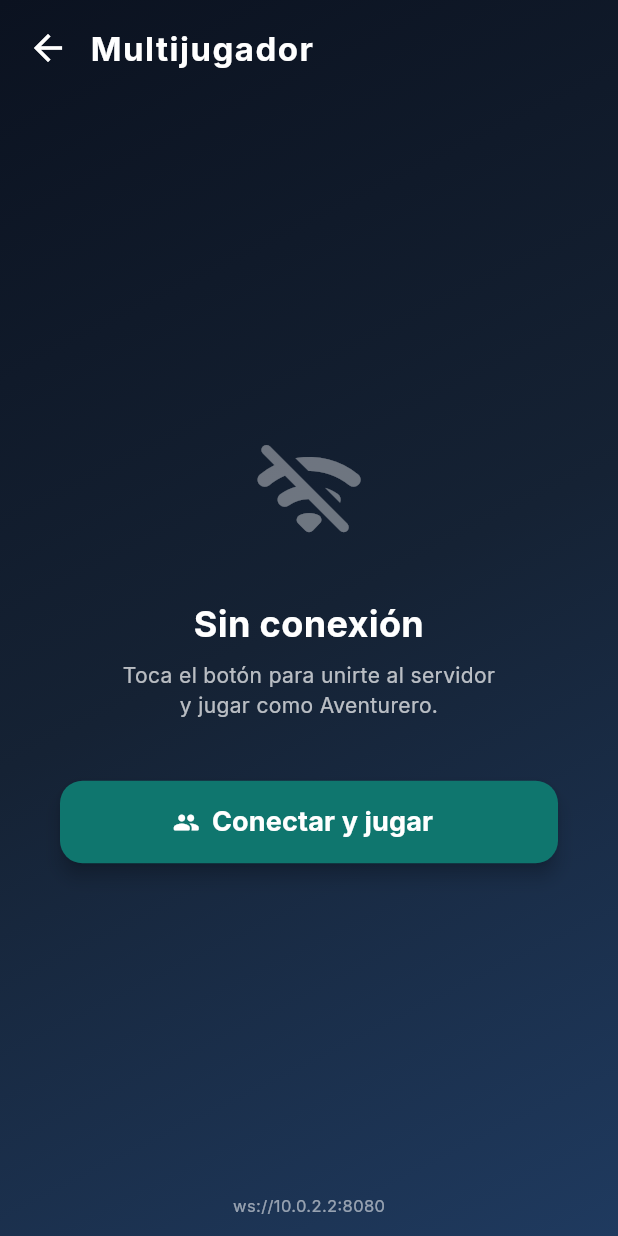
After one commit to gabrielhuav/PolitecnicoOpenWorldFlutter, a Flutter app: the MultiplayerScreen screen opened directly, on a phone screen of 412 x 824 dp. The commit adds this screen. Run offline on Flutter 3.47's test engine with Material 3 defaults, Android fonts, the phone set to English and light mode, and no system bars; our stand-ins replace dio, drift, equatable, flutter_map, flutter_riverpod, geolocator and 5 more; accounts and stored records are empty; generated files the repository leaves out were written again.

Commit message:
Implement multiplayer websocket and UI
Refactor and extend multiplayer support:

- Rework state notifier: replace simple Map state with MultiplayerState (status, players, localPlayerId) and RemotePlayer model. Add connection lifecycle (connect, disconnect), message handling (join/move/leave/players/pong), periodic ping, error handling and logging.
- Add global multiplayerProvider as StateNotifierProvider<MultiplayerNotifier, MultiplayerState>.
- Introduce kMultiplayerServerUrl constant and UUID-based local player id.
- Update multiplayer_layer to read RemotePlayer data, render richer markers with name label and styled avatar, and optimize rebuilds using provider.select.
- Add new MultiplayerScreen UI allowing users to connect/disconnect, show connection status, errors and player counts, and navigate into the map when connected.

These changes enable a full websocket-backed multiplayer flow and corresponding UI components.

```diff
--- /dev/null
+++ b/politecnicoopenworldflutter/lib/features/map_exterior/ui/components/multiplayer_screen.dart
@@ -0,0 +1,329 @@
+import 'package:flutter/material.dart';
+import 'package:flutter_riverpod/flutter_riverpod.dart';
+
+import '../../../../ui/theme/theme_extensions.dart';
+import '../../../main_menu/state/character_provider.dart';
+import '../../../main_menu/ui/components/menu_button.dart';
+import '../../../map_exterior/ui/loading_screen.dart';
+import '../../state/multiplayer_notifier.dart';
+
+/// Pantalla de multijugador: conecta al servidor WebSocket y entra al mapa.
+/// Lo más simple posible: sin salas, sin listas, solo conectar y jugar.
+class MultiplayerScreen extends ConsumerStatefulWidget {
+  const MultiplayerScreen({super.key});
+
+  @override
+  ConsumerState<MultiplayerScreen> createState() => _MultiplayerScreenState();
+}
+
+class _MultiplayerScreenState extends ConsumerState<MultiplayerScreen> {
+  bool _navigating = false;
+
+  Future<void> _connect() async {
+    if (_navigating) return;
+
+    final character = ref.read(selectedCharacterProvider);
+    final notifier = ref.read(multiplayerProvider.notifier);
+
+    await notifier.connect(playerName: character.name);
+
+    if (!mounted) return;
+
+    final status = ref.read(multiplayerProvider).status;
+    if (status == MultiplayerStatus.error) return; // El widget ya muestra el error
+
+    setState(() => _navigating = true);
+
+    // Entramos al mapa igual que en "Empezar Aventura"
+    Navigator.pushReplacement(
+      context,
+      MaterialPageRoute(
+        builder: (_) => const LoadingScreen(isResuming: false),
+      ),
+    );
+  }
+
+  void _disconnect() {
+    ref.read(multiplayerProvider.notifier).disconnect();
+  }
+
+  @override
+  Widget build(BuildContext context) {
+    final theme = ref.appTheme;
+    final mpState = ref.watch(multiplayerProvider);
+    final character = ref.watch(selectedCharacterProvider);
+
+    final isConnecting = mpState.status == MultiplayerStatus.connecting;
+    final isConnected = mpState.isConnected;
+    final hasError = mpState.status == MultiplayerStatus.error;
+
+    return Scaffold(
+      body: Container(
+        decoration: BoxDecoration(
+          gradient: LinearGradient(
+            begin: Alignment.topLeft,
+            end: Alignment.bottomRight,
+            colors: theme.backgroundGradient,
+          ),
+        ),
+        child: SafeArea(
+          child: Column(
+            children: [
+              // ── Barra superior ──────────────────────────────────────
+              Padding(
+                padding: const EdgeInsets.fromLTRB(8, 8, 16, 8),
+                child: Row(
+                  children: [
+                    IconButton(
+                      icon: Icon(Icons.arrow_back,
+                          color: theme.textPrimary, size: 28),
+                      onPressed: () {
+                        _disconnect();
+                        Navigator.pop(context);
+                      },
+                    ),
+                    const SizedBox(width: 4),
+                    Text(
+                      'Multijugador',
+                      style: TextStyle(
+                        color: theme.textPrimary,
+                        fontSize: 22,
+                        fontWeight: FontWeight.bold,
+                        letterSpacing: 1.0,
+                      ),
+                    ),
+                  ],
+                ),
+              ),
+
+              // ── Contenido principal ─────────────────────────────────
+              Expanded(
+                child: Center(
+                  child: SingleChildScrollView(
+                    padding: const EdgeInsets.symmetric(
+                        horizontal: 40, vertical: 20),
+                    child: Column(
+                      mainAxisSize: MainAxisSize.min,
+                      children: [
+                        // Icono animado de estado
+                        _StatusIcon(status: mpState.status),
+                        const SizedBox(height: 24),
+
+                        // Título de estado
+                        Text(
+                          _statusTitle(mpState.status),
+                          style: TextStyle(
+                            color: theme.textPrimary,
+                            fontSize: 24,
+                            fontWeight: FontWeight.bold,
+                          ),
+                          textAlign: TextAlign.center,
+                        ),
+                        const SizedBox(height: 8),
+
+                        // Subtítulo
+                        Text(
+                          _statusSubtitle(mpState.status, character.name),
+                          style: TextStyle(
+                            color: theme.textSecondary,
+                            fontSize: 14,
+                          ),
+                          textAlign: TextAlign.center,
+                        ),
+
+                        // Error
+                        if (hasError && mpState.errorMessage != null) ...[
+                          const SizedBox(height: 12),
+                          Container(
+                            padding: const EdgeInsets.all(12),
+                            decoration: BoxDecoration(
+                              color: Colors.redAccent.withValues(alpha: 0.15),
+                              borderRadius: BorderRadius.circular(10),
+                              border: Border.all(
+                                  color: Colors.redAccent.withValues(
+                                      alpha: 0.4)),
+                            ),
+                            child: Text(
+                              mpState.errorMessage!,
+                              style: const TextStyle(
+                                color: Colors.redAccent,
+                                fontSize: 12,
+                              ),
+                              textAlign: TextAlign.center,
+                            ),
+                          ),
+                        ],
+
+                        // Jugadores conectados
+                        if (isConnected && mpState.players.isNotEmpty) ...[
+                          const SizedBox(height: 20),
+                          _PlayersChip(count: mpState.players.length),
+                        ],
+
+                        const SizedBox(height: 40),
+
+                        // Botón principal
+                        if (!isConnected && !isConnecting)
+                          MenuButton(
+                            title: hasError
+                                ? 'Reintentar conexión'
+                                : 'Conectar y jugar',
+                            icon: Icons.people_rounded,
+                            isLoading: false,
+                            onPressed: _navigating ? null : _connect,
+                          ),
+
+                        if (isConnecting)
+                          MenuButton(
+                            title: 'Conectando...',
+                            icon: Icons.sync,
+                            isLoading: true,
+                            onPressed: null,
+                          ),
+
+                        if (isConnected) ...[
+                          MenuButton(
+                            title: 'Entrar al mapa',
+                            icon: Icons.play_arrow_rounded,
+                            isLoading: _navigating,
+                            onPressed: _navigating ? null : _connect,
+                          ),
+                          const SizedBox(height: 15),
+                          MenuButton(
+                            title: 'Desconectar',
+                            icon: Icons.logout,
+                            isSecondary: true,
+                            onPressed: _disconnect,
+                          ),
+                        ],
+                      ],
+                    ),
+                  ),
+                ),
+              ),
+
+              // ── Pie con URL del servidor ───────────────────────────
+              Padding(
+                padding: const EdgeInsets.only(bottom: 12),
+                child: Text(
+                  kMultiplayerServerUrl,
+                  style: TextStyle(
+                    color: theme.textTertiary,
+                    fontSize: 11,
+                  ),
+                ),
+              ),
+            ],
+          ),
+        ),
+      ),
+    );
+  }
+
+  String _statusTitle(MultiplayerStatus s) => switch (s) {
+        MultiplayerStatus.disconnected => 'Sin conexión',
+        MultiplayerStatus.connecting => 'Conectando...',
+        MultiplayerStatus.connected => '¡Conectado!',
+        MultiplayerStatus.error => 'Error de conexión',
+      };
+
+  String _statusSubtitle(MultiplayerStatus s, String name) => switch (s) {
+        MultiplayerStatus.disconnected =>
+          'Toca el botón para unirte al servidor\ny jugar como $name.',
+        MultiplayerStatus.connecting =>
+          'Estableciendo conexión con el servidor...',
+        MultiplayerStatus.connected =>
+          'Listo para explorar con otros jugadores.',
+        MultiplayerStatus.error =>
+          'No se pudo alcanzar el servidor.\nVerifica tu conexión.',
+      };
+}
+
+// ── Widgets auxiliares ──────────────────────────────────────────────
+
+class _StatusIcon extends StatefulWidget {
+  final MultiplayerStatus status;
+  const _StatusIcon({required this.status});
+
+  @override
+  State<_StatusIcon> createState() => _StatusIconState();
+}
+
+class _StatusIconState extends State<_StatusIcon>
+    with SingleTickerProviderStateMixin {
+  late final AnimationController _ctrl;
+  late final Animation<double> _scale;
+
+  @override
+  void initState() {
+    super.initState();
+    _ctrl = AnimationController(
+      vsync: this,
+      duration: const Duration(milliseconds: 900),
+    )..repeat(reverse: true);
+    _scale = Tween<double>(begin: 0.88, end: 1.0).animate(
+      CurvedAnimation(parent: _ctrl, curve: Curves.easeInOut),
+    );
+  }
+
+  @override
+  void dispose() {
+    _ctrl.dispose();
+    super.dispose();
+  }
+
+  @override
+  Widget build(BuildContext context) {
+    final color = switch (widget.status) {
+      MultiplayerStatus.disconnected => Colors.white38,
+      MultiplayerStatus.connecting => Colors.orangeAccent,
+      MultiplayerStatus.connected => Colors.greenAccent,
+      MultiplayerStatus.error => Colors.redAccent,
+    };
+
+    final icon = switch (widget.status) {
+      MultiplayerStatus.disconnected => Icons.wifi_off_rounded,
+      MultiplayerStatus.connecting => Icons.sync_rounded,
+      MultiplayerStatus.connected => Icons.people_rounded,
+      MultiplayerStatus.error => Icons.error_outline_rounded,
+    };
+
+    return ScaleTransition(
+      scale: _scale,
+      child: Icon(icon, size: 90, color: color),
+    );
+  }
+}
+
+class _PlayersChip extends StatelessWidget {
+  final int count;
+  const _PlayersChip({required this.count});
+
+  @override
+  Widget build(BuildContext context) {
+    return Container(
+      padding: const EdgeInsets.symmetric(horizontal: 16, vertical: 8),
+      decoration: BoxDecoration(
+        color: Colors.greenAccent.withValues(alpha: 0.12),
+        borderRadius: BorderRadius.circular(20),
+        border:
+            Border.all(color: Colors.greenAccent.withValues(alpha: 0.4)),
+      ),
+      child: Row(
+        mainAxisSize: MainAxisSize.min,
+        children: [
+          const Icon(Icons.circle, color: Colors.greenAccent, size: 10),
+          const SizedBox(width: 8),
+          Text(
+            '$count jugador${count == 1 ? '' : 'es'} en línea',
+            style: const TextStyle(
+              color: Colors.greenAccent,
+              fontSize: 13,
+              fontWeight: FontWeight.bold,
+            ),
+          ),
+        ],
+      ),
+    );
+  }
+}
```
Also changed, not shown: politecnicoopenworldflutter/lib/features/map_exterior/state/multiplayer_notifier.dart (+254 -28 lines), politecnicoopenworldflutter/lib/features/map_exterior/ui/components/multiplayer_layer.dart (+85 -9 lines).
